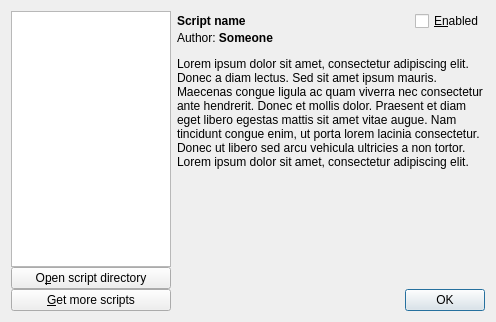
Before: the Qt Designer form src/ui/script/scriptlistingdialog.ui in nilsding/IrrerrC, drawn with Qt 5.
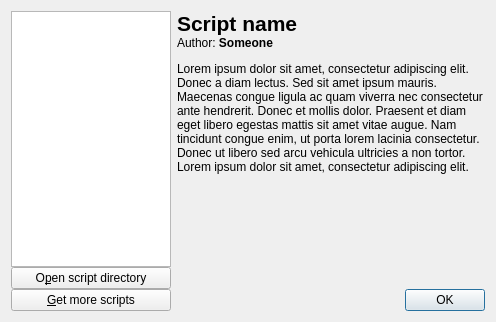
After: the same form once the commit is applied.

Commit message: remove [x] Enabled checkbox

```diff
--- a/src/ui/script/scriptlistingdialog.ui
+++ b/src/ui/script/scriptlistingdialog.ui
@@ -57,11 +57,10 @@
       <number>0</number>
      </property>
      <item>
-      <layout class="QHBoxLayout" name="horizontalLayout_2" stretch="1,0">
-       <item>
         <widget class="QLabel" name="qlScriptName">
          <property name="font">
           <font>
+         <pointsize>16</pointsize>
            <weight>75</weight>
            <bold>true</bold>
           </font>
@@ -69,22 +68,19 @@
          <property name="text">
           <string notr="true">Script name</string>
          </property>
-        </widget>
-       </item>
-       <item>
-        <widget class="QCheckBox" name="qcbScriptEnabled">
-         <property name="text">
-          <string>&amp;E&amp;nabled</string>
-         </property>
-        </widget>
-       </item>
-      </layout>
+       <property name="wordWrap">
+        <bool>true</bool>
+       </property>
+      </widget>
      </item>
      <item>
       <widget class="QLabel" name="qlAuthor">
        <property name="text">
         <string notr="true">Author: &lt;b&gt;Someone&lt;/b&gt;</string>
        </property>
+       <property name="wordWrap">
+        <bool>true</bool>
+       </property>
       </widget>
      </item>
      <item>
@@ -117,7 +113,7 @@
           <x>0</x>
           <y>0</y>
           <width>278</width>
-          <height>214</height>
+          <height>218</height>
          </rect>
         </property>
         <layout class="QVBoxLayout" name="verticalLayout_3">
```
Lines whose indentation alone changed are shown as unchanged.
